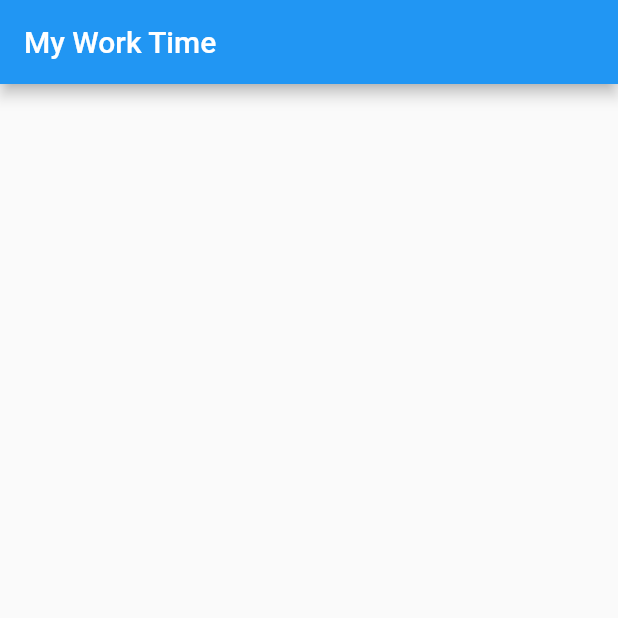
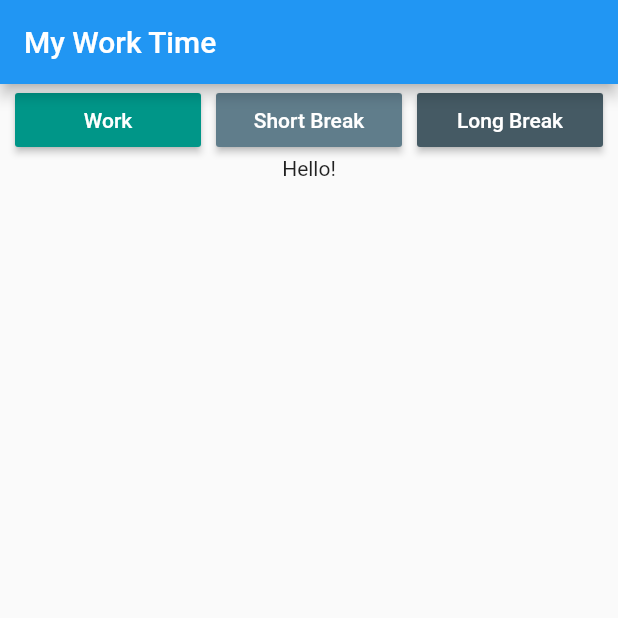
Before and after one commit to davidfffelix/productivity_timer, a Flutter app: the screen it shows after launch, on a phone screen of 412 x 824 dp, the top half of it. Run offline on Flutter 3.47's test engine with Material 2 defaults, Android fonts, the phone set to English and light mode, and no system bars.

Commit message:
Insert buttons in the timer_page

```diff
--- a/lib/timer/timer_page.dart
+++ b/lib/timer/timer_page.dart
@@ -1,7 +1,11 @@
 import 'package:flutter/material.dart';
+import '../components/productivity_button.dart';
 
 class TimerPage extends StatelessWidget {
   const TimerPage({super.key});
+
+  void emptyMethod() {}
+  final double defaultPadding = 5.0;
 
   @override
   Widget build(BuildContext context) {
@@ -10,7 +14,55 @@ class TimerPage extends StatelessWidget {
         title: const Text('My Work Time'),
       ),
       body: Center(
-        child: Column(children: []),
+        child: Column(
+          children: [
+            Row(
+              children: [
+                Padding(
+                  padding: EdgeInsets.all(defaultPadding),
+                ),
+                Expanded(
+                  child: ProductivityButton(
+                    color: const Color(0xff009688),
+                    text: 'Work',
+                    size: 3,
+                    onPressed: emptyMethod,
+                  ),
+                ),
+                Padding(
+                  padding: EdgeInsets.all(defaultPadding),
+                ),
+                Expanded(
+                  child: ProductivityButton(
+                    color: Color(0xff607D8B),
+                    //TODO: Formatar o texto
+                    text: 'Short Break',
+                    size: 3,
+                    onPressed: emptyMethod,
+                  ),
+                ),
+                Padding(
+                  padding: EdgeInsets.all(defaultPadding),
+                ),
+                Expanded(
+                  child: ProductivityButton(
+                    color: Color(0xff455A64),
+                    text: 'Long Break',
+                    size: 3,
+                    onPressed: emptyMethod,
+                  ),
+                ),
+                Padding(
+                  padding: EdgeInsets.all(defaultPadding),
+                ),
+              ],
+            ),
+            const Expanded(
+              child: Text('Hello!'),
+            ),
+            Row(children: []),
+          ],
+        ),
       ),
     );
   }
```
